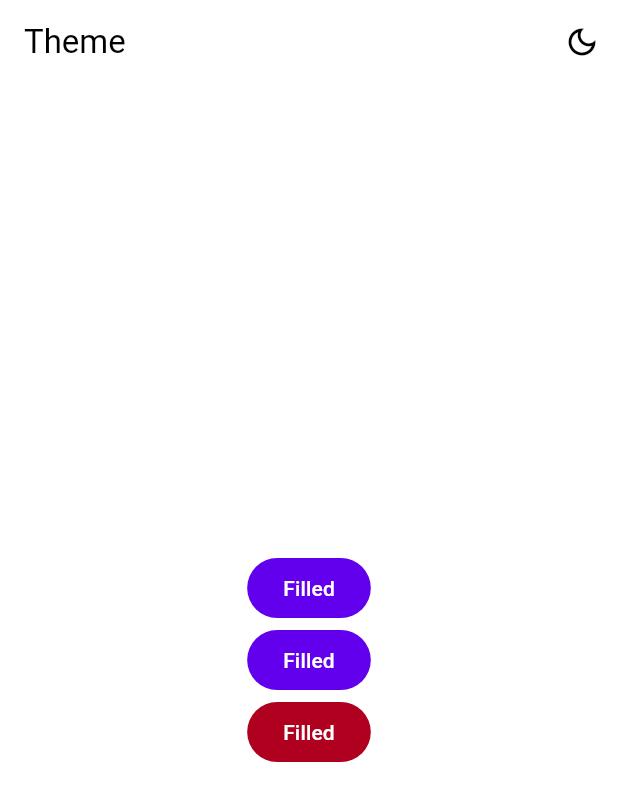
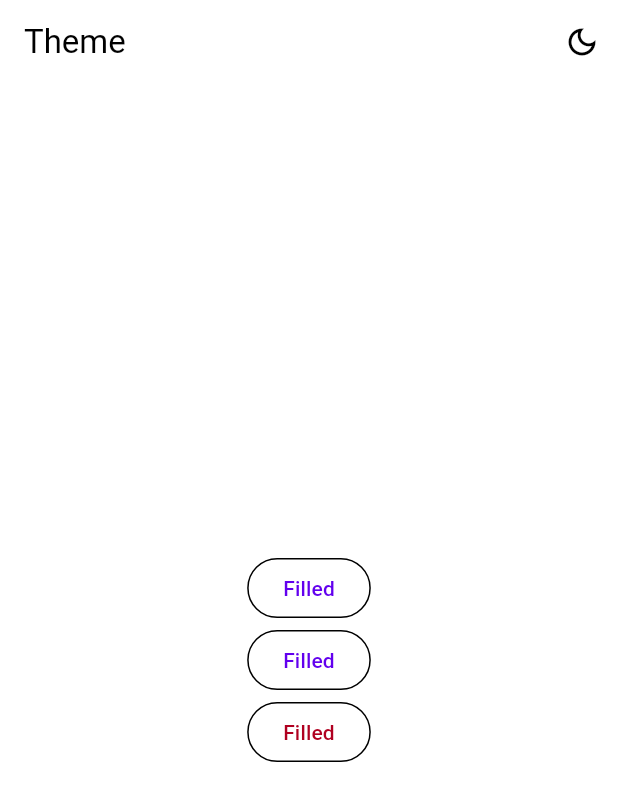
Before and after one commit to AlexeyKatsuro/context_theme, a Flutter app: the screen it shows after launch, on a phone screen of 412 x 824 dp. Shown: the top 801 px of the screen. Run offline on Flutter 3.47's test engine with Material 2 defaults, Android fonts, the phone set to English and light mode, and no system bars; our stand-ins replace nested.

Commit message:
outlined style

```diff
--- a/lib/main.dart
+++ b/lib/main.dart
@@ -8,7 +8,6 @@ import 'package:flutter/material.dart' hide ButtonTheme;
 
 import 'widgets/buttons/base_styles.dart';
 import 'widgets/buttons/filled_styles.dart';
-import 'widgets/buttons/icon_styles.dart';
 
 void emptyCallback() {}
 const ColorScheme _colorSchemeLightM2 = ColorScheme.light();
@@ -151,12 +150,12 @@ class _MyHomePageState extends State<MyHomePage> {
             Center(
               child: Column(
                 children: [
-                    FilledButton(
+                  OutlinedButton(
                     child: Text('Filled'),
                     onPressed: () {},
                   ),
                   ButtonTheme(
-                      style: FilledButtonStyle.new,
+                    style: OutlinedButtonStyle.new,
                     child: AppButton(
                       child: Text('Filled'),
                       onPressed: () {},
@@ -164,7 +163,7 @@ class _MyHomePageState extends State<MyHomePage> {
                   ),
                   MultiTheme(
                     themes: [
-                        ButtonTheme(style: FilledButtonStyle.new),
+                      ButtonTheme(style: OutlinedButtonStyle.new),
                       ButtonTheme(style: ErrorButtonStyle.new),
                     ],
                     child: AppButton(
@@ -177,7 +176,7 @@ class _MyHomePageState extends State<MyHomePage> {
             ),
           ],
         ),
-        )
+      ),
       // body: CardsList(),
     );
   }
--- a/lib/widgets/buttons/base_styles.dart
+++ b/lib/widgets/buttons/base_styles.dart
@@ -1,6 +1,8 @@
+import 'package:attr_theme/utils/material_states/material_state_properties.dart';
+import 'package:attr_theme/utils/material_states/material_states_extension.dart';
 import 'package:attr_theme/widgets/styles/colors/colors_theme.dart';
 import 'package:attr_theme/widgets/styles/style.dart';
-import 'package:flutter/material.dart' hide ButtonStyle;
+import 'package:flutter/material.dart' hide ButtonStyle, MaterialStateColor;
 
 class ButtonTheme extends WidgetTheme<ButtonStyle> {
   const ButtonTheme({
@@ -41,6 +43,10 @@ class ButtonStyle extends Style {
 
   Color? get overlayColor => inherit.overlayColor;
 
+  Color? get shadowColor => inherit.shadowColor;
+
+  Color? get surfaceTintColor => inherit.surfaceTintColor;
+
   double get elevation => inherit.elevation;
 
   EdgeInsetsGeometry get padding => inherit.padding;
@@ -70,6 +76,11 @@ class ButtonStyle extends Style {
 
 class BaseButtonStyle extends ButtonStyle {
 
+  @override
+  Color get primaryColor => context.colorScheme.primary;
+
+  @override
+  Color get onPrimaryColor => context.colorScheme.onPrimary;
 
   @override
   TextAlign? get textAlign => TextAlign.center;
@@ -84,7 +95,13 @@ class BaseButtonStyle extends ButtonStyle {
   Color? get iconColor => null;
 
   @override
-  double? get iconSize => null;
+  Color? get shadowColor => context.colorScheme.shadow;
+
+  @override
+  Color? get surfaceTintColor => Colors.transparent;
+
+  @override
+  double? get iconSize => 24;
 
   @override
   TextStyle? get textStyle => Theme.of(context).textTheme.labelLarge;
@@ -111,10 +128,41 @@ class BaseButtonStyle extends ButtonStyle {
   Duration? get animationDuration => kThemeChangeDuration;
 
   @override
+  EdgeInsetsGeometry get padding => scaledButtonPadding(context);
+
+
+  @override
   AlignmentGeometry get alignment => Alignment.center;
 
   @override
   InteractiveInkFeatureFactory? get splashFactory => Theme.of(context).splashFactory;
+}
+
+EdgeInsetsGeometry scaledButtonPadding(BuildContext context) {
+  final bool useMaterial3 = Theme.of(context).useMaterial3;
+  final double padding1x = useMaterial3 ? 24.0 : 16.0;
+  return ButtonStyleButton.scaledPadding(
+    EdgeInsets.symmetric(horizontal: padding1x),
+    EdgeInsets.symmetric(horizontal: padding1x / 2),
+    EdgeInsets.symmetric(horizontal: padding1x / 2 / 2),
+    MediaQuery.textScaleFactorOf(context),
+  );
+}
+
+class OverlayMaterialStateColor extends MaterialStateColor {
+  OverlayMaterialStateColor(Color highlight) : super.resolveWith((states) {
+    if (states.isPressed) {
+      return highlight.withOpacity(0.12);
+    }
+    if (states.isHovered) {
+      return highlight.withOpacity(0.08);
+    }
+    if (states.isFocused) {
+      return highlight.withOpacity(0.12);
+    }
+    return null;
+  });
+
 }
 
 class ErrorButtonStyle extends ButtonStyle {
--- a/lib/widgets/buttons/filled_styles.dart
+++ b/lib/widgets/buttons/filled_styles.dart
@@ -1,17 +1,12 @@
 import 'package:attr_theme/utils/material_states/material_state_properties.dart';
 import 'package:attr_theme/utils/material_states/material_state_scope.dart';
+import 'package:attr_theme/utils/material_states/material_states_extension.dart';
 import 'package:attr_theme/widgets/styles/colors/colors_theme.dart';
 import 'package:flutter/material.dart' hide ButtonStyle, MaterialStateColor;
 
 import 'base_styles.dart';
 
 class FilledButtonStyle extends ButtonStyle {
-
-  @override
-  Color get primaryColor => context.colorScheme.primary;
-
-  @override
-  Color get onPrimaryColor => context.colorScheme.onPrimary;
 
   @override
   Color? get backgroundColor {
@@ -22,18 +17,7 @@ class FilledButtonStyle extends ButtonStyle {
   }
 
   @override
-  Color? get overlayColor {
-    if (context.isPressed) {
-      return link.onPrimaryColor.withOpacity(0.12);
-    }
-    if (context.isHovered) {
-      return link.onPrimaryColor.withOpacity(0.08);
-    }
-    if (context.isFocused) {
-      return link.onPrimaryColor.withOpacity(0.12);
-    }
-    return null;
-  }
+  Color? get overlayColor => OverlayMaterialStateColor(link.onPrimaryColor);
 
   @override
   Color? get foregroundColor {
@@ -60,18 +44,4 @@ class FilledButtonStyle extends ButtonStyle {
     return 0.0;
   }
 
-  @override
-  EdgeInsetsGeometry get padding => _scaledPadding(context);
-
 }
-
-EdgeInsetsGeometry _scaledPadding(BuildContext context) {
-  final bool useMaterial3 = Theme.of(context).useMaterial3;
-  final double padding1x = useMaterial3 ? 24.0 : 16.0;
-  return ButtonStyleButton.scaledPadding(
-    EdgeInsets.symmetric(horizontal: padding1x),
-    EdgeInsets.symmetric(horizontal: padding1x / 2),
-    EdgeInsets.symmetric(horizontal: padding1x / 2 / 2),
-    MediaQuery.textScaleFactorOf(context),
-  );
-}
--- a/lib/widgets/buttons/outlined_styles.dart
+++ b/lib/widgets/buttons/outlined_styles.dart
@@ -1,62 +1,35 @@
-import 'package:flutter/material.dart';
+import 'package:attr_theme/utils/material_states/material_state_scope.dart';
+import 'package:attr_theme/widgets/styles/colors/colors_theme.dart';
+import 'package:flutter/material.dart' hide ButtonStyle;
 
-import 'filled_styles.dart';
+import 'base_styles.dart';
 
 class OutlinedButtonStyle extends ButtonStyle {
-  OutlinedButtonStyle(this.context)
-      : super(
-  );
-
-  final BuildContext context;
-  late final ColorScheme _colors = Theme.of(context).colorScheme;
+  @override
+  Color? get backgroundColor => Colors.transparent;
 
   @override
-  MaterialStateProperty<Color?>? get backgroundColor =>
-      const MaterialStatePropertyAll<Color>(Colors.transparent);
+  Color get foregroundColor {
+    if (context.isDisabled) {
+      return context.colorScheme.onSurface.withOpacity(0.38);
+    }
+    return link.primaryColor;
+  }
 
   @override
-  MaterialStateProperty<Color?>? get foregroundColor =>
-      MaterialStateProperty.resolveWith((Set<MaterialState> states) {
-        if (states.contains(MaterialState.disabled)) {
-          return _colors.onSurface.withOpacity(0.38);
-        }
-        return _colors.primary;
-      });
+  Color? get overlayColor => OverlayMaterialStateColor(link.primaryColor);
 
   @override
-  MaterialStateProperty<Color?>? get overlayColor =>
-      MaterialStateProperty.resolveWith((Set<MaterialState> states) {
-        if (states.contains(MaterialState.hovered)) {
-          return _colors.primary.withOpacity(0.08);
-        }
-        if (states.contains(MaterialState.focused)) {
-          return _colors.primary.withOpacity(0.12);
-        }
-        if (states.contains(MaterialState.pressed)) {
-          return _colors.primary.withOpacity(0.12);
-        }
-        return null;
-      });
+  Color get shadowColor => Colors.transparent;
 
   @override
-  MaterialStateProperty<Color>? get shadowColor =>
-      const MaterialStatePropertyAll<Color>(Colors.transparent);
+  double get elevation => 0.0;
 
   @override
-  MaterialStateProperty<Color>? get surfaceTintColor =>
-      const MaterialStatePropertyAll<Color>(Colors.transparent);
-
-  @override
-  MaterialStateProperty<double>? get elevation =>
-      const MaterialStatePropertyAll<double>(0.0);
-
-  @override
-  MaterialStateProperty<BorderSide>? get side =>
-      MaterialStateProperty.resolveWith((Set<MaterialState> states) {
-        if (states.contains(MaterialState.disabled)) {
-          return BorderSide(color: _colors.onSurface.withOpacity(0.12));
-        }
-        return BorderSide(color: _colors.outline);
-      });
-
+  BorderSide? get side {
+    if (context.isDisabled) {
+      return BorderSide(color: context.colorScheme.onSurface.withOpacity(0.12));
+    }
+    return BorderSide(color: context.colorScheme.outline);
+  }
 }
```
Also changed, not shown: lib/utils/material_states/material_states_extension.dart (added, +41 -0 lines), lib/widgets/buttons/app_button.dart (+1 -6 lines), lib/widgets/buttons/icon_styles.dart (deleted, +0 -86 lines). Lines whose indentation alone changed are shown as unchanged.
